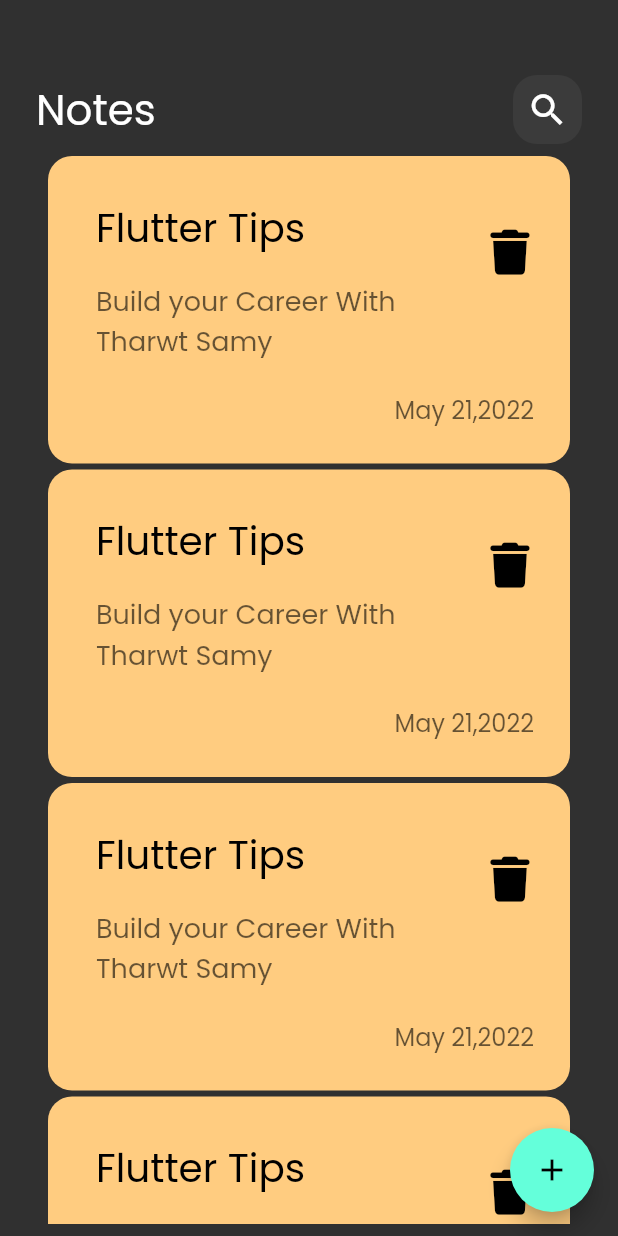
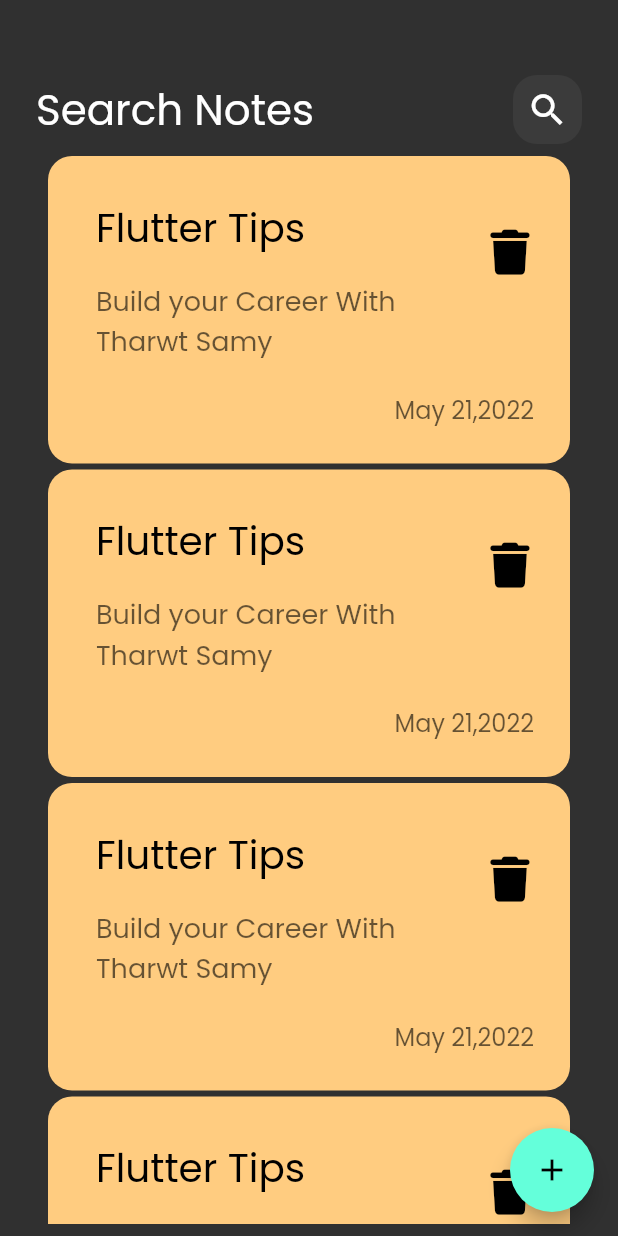
Before and after one commit to mahmoud25081983/note_app, a Flutter app: the screen it shows after launch, on a phone screen of 412 x 824 dp. Run offline on Flutter 3.47's test engine with Material 2 defaults, Android fonts, the phone set to English and light mode, and no system bars; our stand-ins replace font_awesome_flutter.

Commit message:
add Custom upp bar to edit view

```diff
--- a/lib/views/widgets/custom_search_Icon.dart
+++ b/lib/views/widgets/custom_search_Icon.dart
@@ -1,7 +1,8 @@
 import 'package:flutter/material.dart';
 
 class CustomeSearchIcon extends StatelessWidget {
-  const CustomeSearchIcon({super.key});
+  const CustomeSearchIcon({required this.icon});
+  final IconData icon;
 
   @override
   Widget build(BuildContext context) {
@@ -15,7 +16,7 @@ class CustomeSearchIcon extends StatelessWidget {
       child: Center(
         child: IconButton(
           onPressed: () {},
-          icon: const Icon(Icons.search, size: 28),
+          icon: Icon(icon, size: 28),
         ),
       ),
     );
--- a/lib/views/widgets/custome_app_bar.dart
+++ b/lib/views/widgets/custome_app_bar.dart
@@ -1,17 +1,23 @@
+// ignore_for_file: public_member_api_docs, sort_constructors_first
 import 'package:flutter/material.dart';
 
 import 'custom_search_Icon.dart';
 
 class CustomUppBar extends StatelessWidget {
-  const CustomUppBar({super.key});
+  const CustomUppBar({super.key,
+    required this.title,
+    required this.icon,
+  });
+  final String? title;
+  final IconData? icon;
 
   @override
   Widget build(BuildContext context) {
     return Row(
-      children: const [
-        Text("Notes", style: TextStyle(fontSize: 28)),
-        Spacer(),
-        CustomeSearchIcon()
+      children: [
+         Text(title!, style: const TextStyle(fontSize: 28)),
+        const Spacer(),
+        CustomeSearchIcon(icon: icon!)
       ],
     );
   }
--- a/lib/views/widgets/edit_view_body.dart
+++ b/lib/views/widgets/edit_view_body.dart
@@ -1,10 +1,20 @@
 import 'package:flutter/material.dart';
+import 'package:noteapp/views/widgets/custome_app_bar.dart';
 
 class EditNoteViewBody extends StatelessWidget {
   const EditNoteViewBody({super.key});
 
   @override
   Widget build(BuildContext context) {
-    return Container();
+    return Padding(
+      padding: const EdgeInsets.symmetric(horizontal: 24),
+      child: Column(
+        children: const [
+          SizedBox(height: 50),
+          CustomUppBar(title: "Edit Note", icon: Icons.edit),
+
+        ],
+      ),
+    );
   }
 }
--- a/lib/views/widgets/notes_view_body.dart
+++ b/lib/views/widgets/notes_view_body.dart
@@ -13,7 +13,7 @@ class NotesViewBody extends StatelessWidget {
       child: Column(
         children: const [
           SizedBox(height: 50),
-          CustomUppBar(),
+          CustomUppBar(title: 'Search Notes', icon: Icons.search),
           NotesListView(),
         ],
       ),
```
